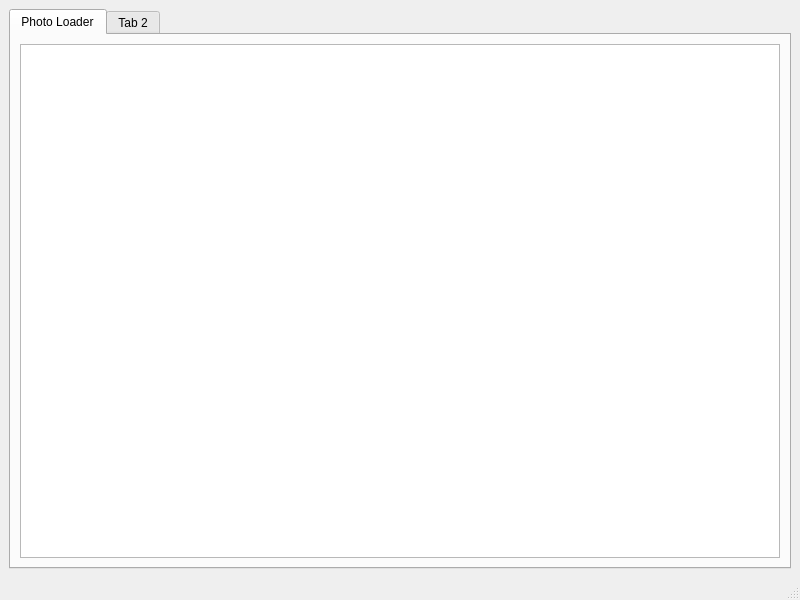
First picture: the form in qtobjectdetector.ui, repository feugen/QtObjectDetector, before the edit.
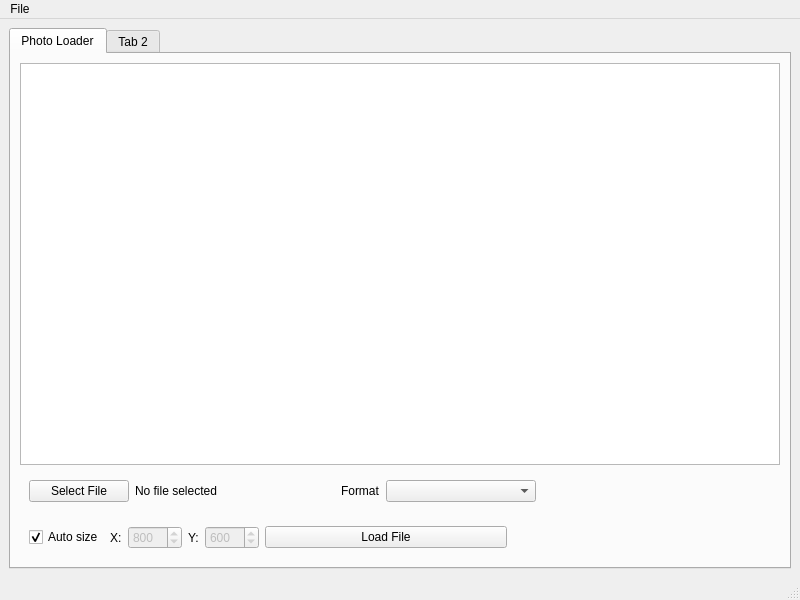
Second picture: the form after the edit.

Commit message: Photo Loader GUI changes

Patch:
```diff
--- a/qtobjectdetector.ui
+++ b/qtobjectdetector.ui
@@ -27,9 +27,189 @@
           <string>Photo Loader</string>
          </attribute>
          <layout class="QGridLayout" name="gridLayout_3">
+          <item row="2" column="0">
+           <widget class="QWidget" name="widget_4" native="true">
+            <layout class="QHBoxLayout" name="horizontalLayout_2">
+             <item>
+              <widget class="QCheckBox" name="checkBox">
+               <property name="text">
+                <string>Auto size</string>
+               </property>
+               <property name="checked">
+                <bool>true</bool>
+               </property>
+              </widget>
+             </item>
+             <item>
+              <widget class="QLabel" name="label_3">
+               <property name="text">
+                <string>X:</string>
+               </property>
+              </widget>
+             </item>
+             <item>
+              <widget class="QSpinBox" name="spinBox_2">
+               <property name="enabled">
+                <bool>false</bool>
+               </property>
+               <property name="sizePolicy">
+                <sizepolicy hsizetype="Minimum" vsizetype="Fixed">
+                 <horstretch>0</horstretch>
+                 <verstretch>0</verstretch>
+                </sizepolicy>
+               </property>
+               <property name="maximum">
+                <number>9999</number>
+               </property>
+               <property name="value">
+                <number>800</number>
+               </property>
+              </widget>
+             </item>
+             <item>
+              <widget class="QLabel" name="label_4">
+               <property name="text">
+                <string>Y:</string>
+               </property>
+              </widget>
+             </item>
+             <item>
+              <widget class="QSpinBox" name="spinBox">
+               <property name="enabled">
+                <bool>false</bool>
+               </property>
+               <property name="sizePolicy">
+                <sizepolicy hsizetype="Minimum" vsizetype="Fixed">
+                 <horstretch>0</horstretch>
+                 <verstretch>0</verstretch>
+                </sizepolicy>
+               </property>
+               <property name="maximum">
+                <number>9999</number>
+               </property>
+               <property name="value">
+                <number>600</number>
+               </property>
+              </widget>
+             </item>
+             <item>
+              <widget class="QPushButton" name="pushButton_2">
+               <property name="sizePolicy">
+                <sizepolicy hsizetype="Minimum" vsizetype="Fixed">
+                 <horstretch>0</horstretch>
+                 <verstretch>0</verstretch>
+                </sizepolicy>
+               </property>
+               <property name="minimumSize">
+                <size>
+                 <width>242</width>
+                 <height>0</height>
+                </size>
+               </property>
+               <property name="text">
+                <string>Load File</string>
+               </property>
+              </widget>
+             </item>
+             <item>
+              <spacer name="horizontalSpacer_2">
+               <property name="orientation">
+                <enum>Qt::Horizontal</enum>
+               </property>
+               <property name="sizeHint" stdset="0">
+                <size>
+                 <width>40</width>
+                 <height>20</height>
+                </size>
+               </property>
+              </spacer>
+             </item>
+            </layout>
+           </widget>
+          </item>
           <item row="0" column="0">
            <widget class="QGraphicsView" name="graphicsView_PhotoLoader"/>
           </item>
+          <item row="1" column="0">
+           <widget class="QWidget" name="widget_2" native="true">
+            <layout class="QHBoxLayout" name="horizontalLayout">
+             <item>
+              <widget class="QPushButton" name="pushButton">
+               <property name="sizePolicy">
+                <sizepolicy hsizetype="Minimum" vsizetype="Fixed">
+                 <horstretch>0</horstretch>
+                 <verstretch>0</verstretch>
+                </sizepolicy>
+               </property>
+               <property name="minimumSize">
+                <size>
+                 <width>100</width>
+                 <height>0</height>
+                </size>
+               </property>
+               <property name="text">
+                <string>Select File</string>
+               </property>
+              </widget>
+             </item>
+             <item>
+              <widget class="QLabel" name="label">
+               <property name="sizePolicy">
+                <sizepolicy hsizetype="Minimum" vsizetype="Preferred">
+                 <horstretch>0</horstretch>
+                 <verstretch>0</verstretch>
+                </sizepolicy>
+               </property>
+               <property name="minimumSize">
+                <size>
+                 <width>200</width>
+                 <height>0</height>
+                </size>
+               </property>
+               <property name="text">
+                <string>No file selected</string>
+               </property>
+              </widget>
+             </item>
+             <item>
+              <widget class="QLabel" name="label_2">
+               <property name="text">
+                <string>Format</string>
+               </property>
+              </widget>
+             </item>
+             <item>
+              <widget class="QComboBox" name="comboBox_2">
+               <property name="sizePolicy">
+                <sizepolicy hsizetype="Minimum" vsizetype="Fixed">
+                 <horstretch>0</horstretch>
+                 <verstretch>0</verstretch>
+                </sizepolicy>
+               </property>
+               <property name="minimumSize">
+                <size>
+                 <width>150</width>
+                 <height>0</height>
+                </size>
+               </property>
+              </widget>
+             </item>
+             <item>
+              <spacer name="horizontalSpacer">
+               <property name="orientation">
+                <enum>Qt::Horizontal</enum>
+               </property>
+               <property name="sizeHint" stdset="0">
+                <size>
+                 <width>40</width>
+                 <height>20</height>
+                </size>
+               </property>
+              </spacer>
+             </item>
+            </layout>
+           </widget>
+          </item>
          </layout>
         </widget>
         <widget class="QWidget" name="tab_2">
@@ -57,6 +237,12 @@
      <height>30</height>
     </rect>
    </property>
+   <widget class="QMenu" name="menuTest">
+    <property name="title">
+     <string>File</string>
+    </property>
+   </widget>
+   <addaction name="menuTest"/>
   </widget>
   <widget class="QStatusBar" name="statusbar"/>
  </widget>
```
